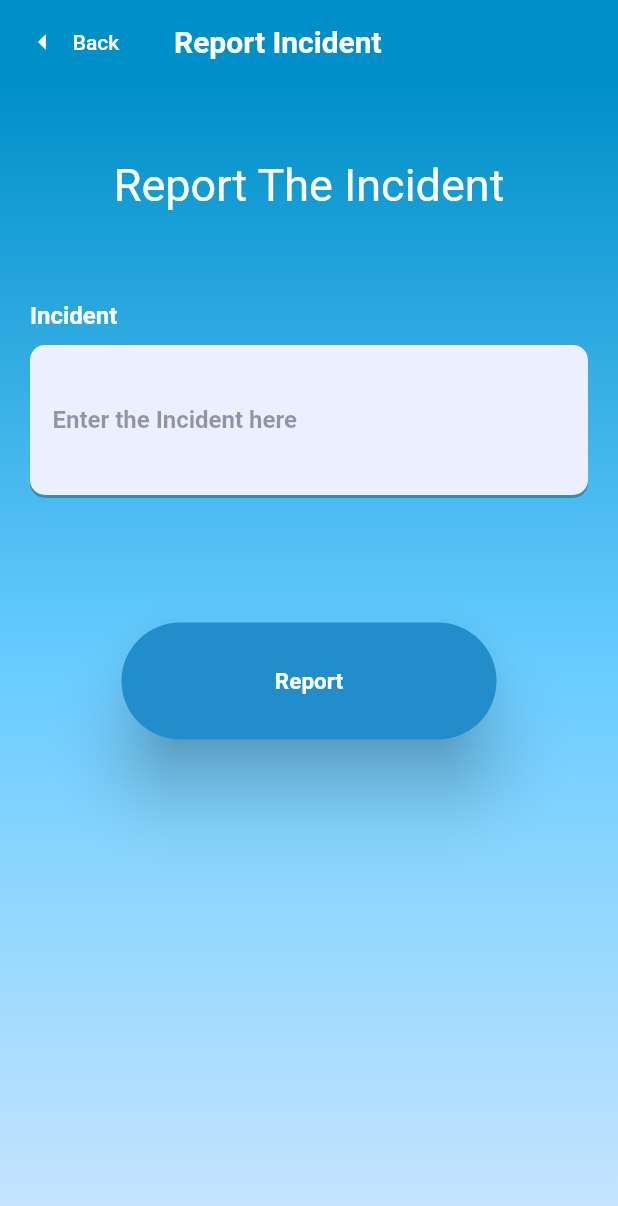
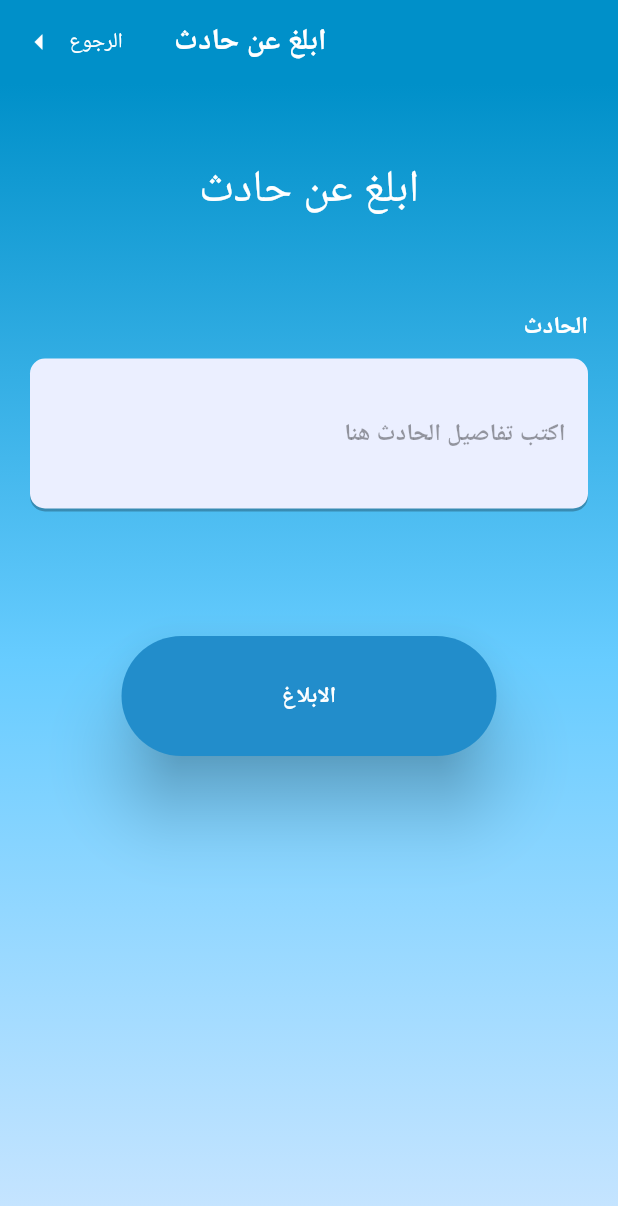
Before and after one commit to Ahmad-AL-Ahmady/IIC_Flutter_App, a Flutter app: the Incedents screen opened directly, on a phone screen of 412 x 824 dp. Shown: the top 1206 px of the screen. Run offline on Flutter 3.47's test engine with Material 2 defaults, Android fonts, the phone set to English and light mode, and no system bars; our stand-ins replace animated_splash_screen, file_picker, firebase_core, firebase_messaging, flutter_chat_types, flutter_chat_ui and 6 more; accounts and stored records are empty.

Commit message:
arabic done only payment left

```diff
--- a/lib/Pages/incedents.dart
+++ b/lib/Pages/incedents.dart
@@ -6,8 +6,6 @@ import 'package:flutter/material.dart';
 import 'package:http/http.dart' as http;
 import 'package:flutter/services.dart';
 import 'dart:math';
-// import 'package:login_app/UI/dropdownlist.dart';
-// import 'package:login_app/UI/custom_text_field.dart';
 import 'package:shared_preferences/shared_preferences.dart';
 
 import 'dashboard.dart';
@@ -23,8 +21,8 @@ void ShowMessage(BuildContext context) {
   Random random = new Random();
   late int randomNumber = random.nextInt(999999);
   final alert = AlertDialog(
-    title: Text("Done"),
-    content: Text("Incident Reported, Refrence Number ($randomNumber)"),
+    title: Text("تم"),
+    content: Text("تم البلاغ عن حادث و رقم البلاغ ($randomNumber)"),
   );
 
   showDialog(
@@ -37,8 +35,7 @@ void ShowMessage(BuildContext context) {
 
 Future<String> ReortIncident(String _description) async {
   var response = await http.post(
-    Uri.https('iic-simple-toolchain-20220912122755303.mybluemix.net',
-        '/api/v1/reportIncident'),
+    Uri.https('iic-project.herokuapp.com', '/api/v1/reportIncident'),
     headers: {
       'Content-Type': 'application/json',
       'authorization': await getStringValuesSF()
@@ -72,7 +69,7 @@ class _IncedentsState extends State<Incedents> {
     return Scaffold(
       appBar: AppBar(
         title: Text(
-          "Report Incident",
+          "ابلغ عن حادث",
           style: TextStyle(fontWeight: FontWeight.bold, color: Colors.white),
         ),
         backgroundColor: Color.fromARGB(255, 0, 144, 201),
@@ -83,12 +80,14 @@ class _IncedentsState extends State<Incedents> {
           onPressed: () => Navigator.push(
               context, MaterialPageRoute(builder: (context) => Dashboard())),
           icon: const Icon(Icons.arrow_left_sharp),
-          label: const Text('Back'),
+          label: const Text('الرجوع'),
           style: ElevatedButton.styleFrom(
               elevation: 0, primary: Colors.transparent),
         ),
       ),
-      body: AnnotatedRegion<SystemUiOverlayStyle>(
+      body: Directionality(
+        textDirection: TextDirection.rtl,
+        child: AnnotatedRegion<SystemUiOverlayStyle>(
           value: SystemUiOverlayStyle.light,
           child: Form(
             key: inc,
@@ -120,7 +119,7 @@ class _IncedentsState extends State<Incedents> {
                             ),
                             Center(
                                 child: Text(
-                            "Report The Incident",
+                              "ابلغ عن حادث",
                               textAlign: TextAlign.center,
                               style: TextStyle(
                                 color: Colors.white,
@@ -134,7 +133,7 @@ class _IncedentsState extends State<Incedents> {
                               crossAxisAlignment: CrossAxisAlignment.start,
                               children: [
                                 Text(
-                                "Incident",
+                                  "الحادث",
                                   style: TextStyle(
                                       color: Colors.white,
                                       fontSize: 16,
@@ -160,7 +159,7 @@ class _IncedentsState extends State<Incedents> {
                                     maxLines: 10,
                                     validator: (String? value) {
                                       if (value == null || value.isEmpty) {
-                                      return "Please Enter The Incident Description";
+                                        return "من فضلك اكتب تفاصيل الحادث";
                                       } else {
                                         return null;
                                       }
@@ -173,7 +172,7 @@ class _IncedentsState extends State<Incedents> {
                                     decoration: InputDecoration(
                                         border: InputBorder.none,
                                         contentPadding: EdgeInsets.all(15),
-                                      hintText: "Enter the Incident here",
+                                        hintText: "اكتب تفاصيل الحادث هنا",
                                         hintStyle:
                                             TextStyle(color: Colors.black38)),
                                   ),
@@ -219,7 +218,7 @@ class _IncedentsState extends State<Incedents> {
                                   color: Color.fromARGB(255, 34, 141, 203),
                                   padding: EdgeInsets.all(30),
                                   child: Text(
-                                  "Report",
+                                    "الابلاغ",
                                     style: TextStyle(
                                         fontSize: 15,
                                         color: Colors.white,
@@ -241,6 +240,7 @@ class _IncedentsState extends State<Incedents> {
             ),
           ),
         ),
+      ),
     );
   }
 }
```
Lines whose indentation alone changed are shown as unchanged.
